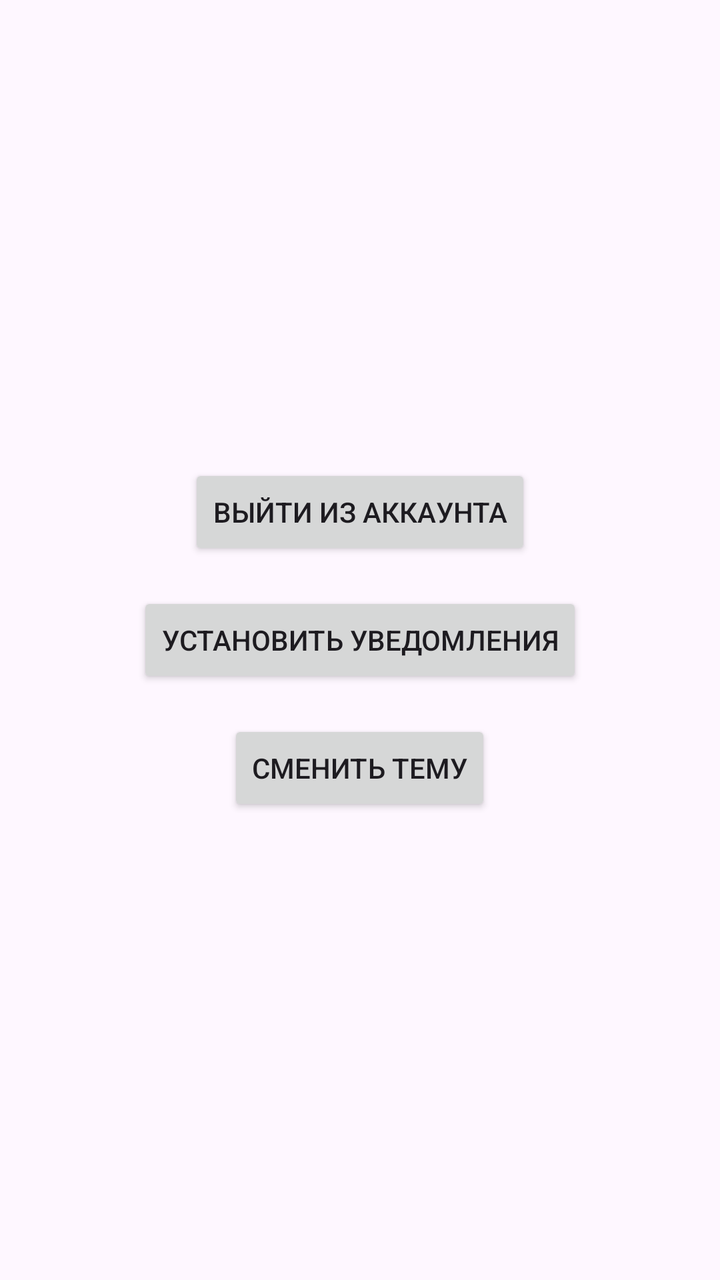
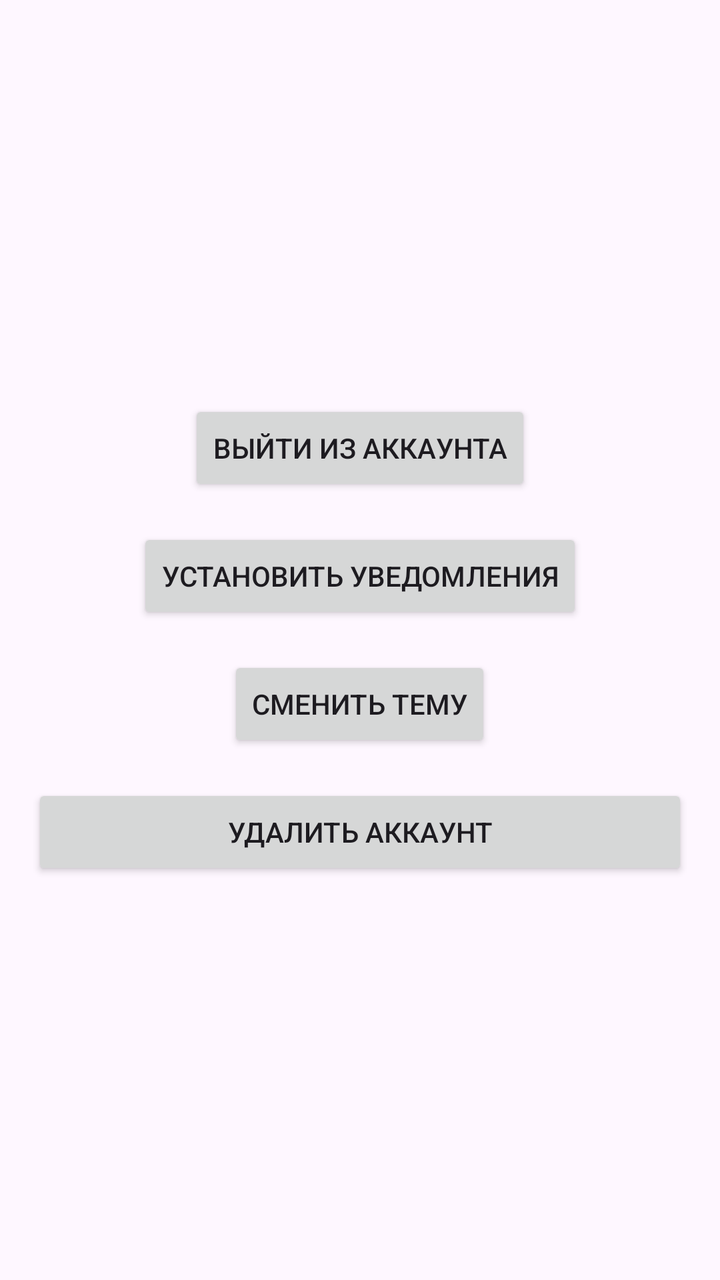

The first picture is an Android layout as it rendered before a commit; the second is the same layout after the commit. The layout source and the unified diff follow.
<!-- AndroidManifest.xml: application theme Theme.MyApplication -->
<!-- res/layout/fragment_account.xml -->
<LinearLayout xmlns:android="http://schemas.android.com/apk/res/android"
    android:layout_width="match_parent"
    android:layout_height="match_parent"
    android:gravity="center"
    android:orientation="vertical"
    android:padding="16dp">

    <Button
        android:id="@+id/buttonLogout"
        android:layout_width="wrap_content"
        android:layout_height="wrap_content"
        android:text="Выйти из аккаунта" />

    
    <Button
        android:id="@+id/buttonSetNotification"
        android:layout_width="wrap_content"
        android:layout_height="wrap_content"
        android:text="Установить уведомления"
        android:layout_marginTop="16dp"/>

    
    <Button
        android:id="@+id/buttonChangeTheme"
        android:layout_width="wrap_content"
        android:layout_height="wrap_content"
        android:text="Сменить тему"
        android:layout_marginTop="16dp"/>
</LinearLayout>
<!-- resources referenced by this layout -->
<resources>
  <style name="Theme.MyApplication" parent="Base.Theme.MyApplication" />
  <style name="Base.Theme.MyApplication" parent="Theme.Material3.Light.NoActionBar">
          
          <item name="colorPrimary">@color/light_primary</item>
          <item name="colorPrimaryVariant">@color/light_primary_variant</item>
          <item name="colorOnPrimary">@color/light_on_primary</item>
          <item name="colorSecondary">@color/light_secondary</item>
          <item name="colorOnSecondary">@color/light_on_secondary</item>
          <item name="colorSurface">@color/light_surface</item>
          <item name="colorOnSurface">@color/light_on_surface</item>
          
      </style>
  <color name="light_primary">#6200EE</color>
  <color name="light_primary_variant">#3700B3</color>
  <color name="light_on_primary">#FFFFFF</color>
  <color name="light_secondary">#03DAC6</color>
  <color name="light_on_secondary">#000000</color>
  <color name="light_surface">#FFFFFF</color>
  <color name="light_on_surface">#000000</color>
</resources>

<!-- the commit's change to res/layout/fragment_account.xml (unified diff, before → after) -->
@@ -26,4 +26,12 @@
         android:layout_height="wrap_content"
         android:text="Сменить тему"
         android:layout_marginTop="16dp"/>
+
+    <Button
+        android:id="@+id/buttonDeleteAccount"
+        android:layout_width="match_parent"
+        android:layout_height="wrap_content"
+        android:text="Удалить аккаунт"
+        android:layout_marginTop="16dp" />
+
 </LinearLayout>
